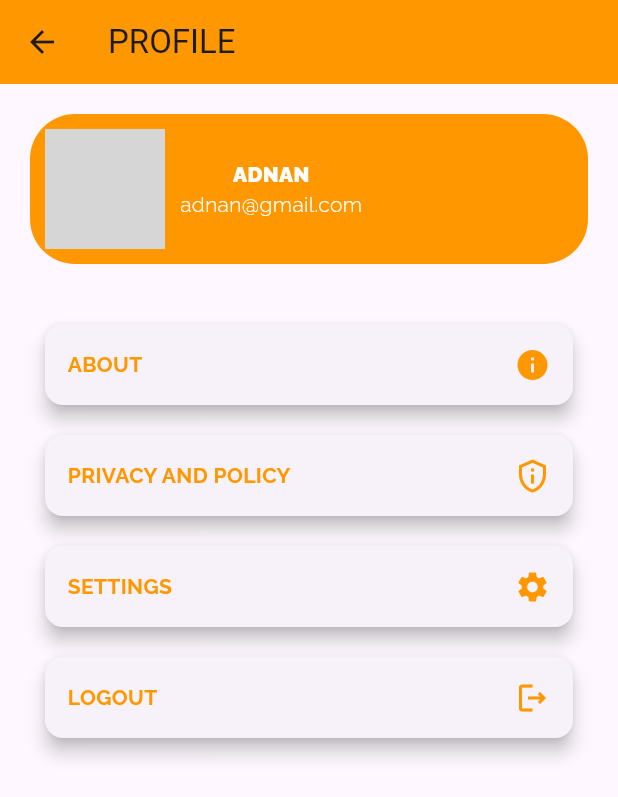
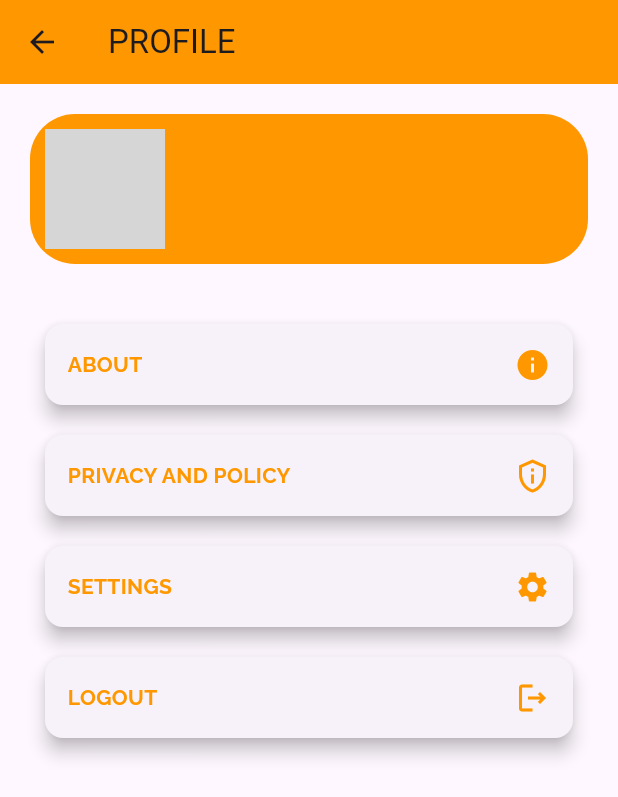
Before and after one commit to adnan-vk/Book_App_Api, a Flutter app: the Profile screen opened directly, on a phone screen of 412 x 824 dp. Shown: the top 797 px of the screen. Run offline on Flutter 3.47's test engine with Material 3 defaults, Android fonts, the phone set to English and light mode, and no system bars; our stand-ins replace dio, google_fonts, persistent_bottom_nav_bar, shared_preferences; accounts and stored records are empty; network calls fail; grey boxes are pictures that could not be loaded.

Commit message:
widgets created

```diff
--- a/lib/theme/app_colors.dart
+++ b/lib/theme/app_colors.dart
@@ -1,3 +1,6 @@
+import 'package:flutter/material.dart';
+
 class AppColors {
-
+  final orange = Colors.orange;
+  final white = Colors.white;
 }
--- a/lib/view/profile/profile.dart
+++ b/lib/view/profile/profile.dart
@@ -1,7 +1,9 @@
 // ignore_for_file: use_build_context_synchronously
 
 import 'package:flutter/material.dart';
+import 'package:project/view/details/details.dart';
 import 'package:project/view/login/login_screen.dart';
+import 'package:project/widgets/widgets.dart';
 import 'package:shared_preferences/shared_preferences.dart';
 
 class Profile extends StatelessWidget {
@@ -23,27 +25,25 @@ class Profile extends StatelessWidget {
               decoration: BoxDecoration(
                   borderRadius: BorderRadius.circular(30),
                   color: Colors.orange),
-              child: const Row(
+              child: Row(
                 children: [
-                  CircleAvatar(
+                  const CircleAvatar(
                     backgroundImage: AssetImage('assets/images/logo.jpg'),
                     radius: 40,
                   ),
-                  SizedBox(
+                  const SizedBox(
                     width: 10,
                   ),
                   Column(
                     children: [
-                      Text(
-                        "ADNAN",
-                        style: TextStyle(
-                            color: Colors.white, fontWeight: FontWeight.w900),
-                      ),
-                      Text(
-                        "adnan@gmail.com",
-                        style: TextStyle(
-                            color: Colors.white, fontWeight: FontWeight.w300),
-                      ),
+                      text(
+                          data: "ADNAN",
+                          color: appcolor.orange,
+                          weight: FontWeight.w900),
+                      text(
+                          data: "adnan@gmail.com",
+                          color: appcolor.orange,
+                          weight: FontWeight.w300),
                     ],
                   )
                 ],
@@ -52,20 +52,19 @@ class Profile extends StatelessWidget {
             const SizedBox(
               height: 30,
             ),
-            const Card(
-              margin: EdgeInsets.all(10),
+            Card(
+              margin: const EdgeInsets.all(10),
               elevation: 5,
               child: Padding(
-                padding: EdgeInsets.all(15),
+                padding: const EdgeInsets.all(15),
                 child: Row(
                   mainAxisAlignment: MainAxisAlignment.spaceBetween,
                   children: [
-                    Text(
-                      "ABOUT",
-                      style: TextStyle(
-                          color: Colors.orange, fontWeight: FontWeight.bold),
-                    ),
-                    Icon(
+                    text(
+                        data: "ABOUT",
+                        color: appcolor.orange,
+                        weight: FontWeight.bold),
+                    const Icon(
                       Icons.info,
                       color: Colors.orange,
                     )
@@ -73,20 +72,19 @@ class Profile extends StatelessWidget {
                 ),
               ),
             ),
-            const Card(
+            Card(
               elevation: 5,
-              margin: EdgeInsets.all(10),
+              margin: const EdgeInsets.all(10),
               child: Padding(
-                padding: EdgeInsets.all(15),
+                padding: const EdgeInsets.all(15),
                 child: Row(
                   mainAxisAlignment: MainAxisAlignment.spaceBetween,
                   children: [
-                    Text(
-                      "PRIVACY AND POLICY",
-                      style: TextStyle(
-                          color: Colors.orange, fontWeight: FontWeight.bold),
-                    ),
-                    Icon(
+                    text(
+                        data: "PRIVACY AND POLICY",
+                        color: appcolor.orange,
+                        weight: FontWeight.bold),
+                    const Icon(
                       Icons.privacy_tip_outlined,
                       color: Colors.orange,
                     )
@@ -94,20 +92,19 @@ class Profile extends StatelessWidget {
                 ),
               ),
             ),
-            const Card(
+            Card(
               elevation: 5,
-              margin: EdgeInsets.all(10),
+              margin: const EdgeInsets.all(10),
               child: Padding(
-                padding: EdgeInsets.all(15),
+                padding: const EdgeInsets.all(15),
                 child: Row(
                   mainAxisAlignment: MainAxisAlignment.spaceBetween,
                   children: [
-                    Text(
-                      "SETTINGS",
-                      style: TextStyle(
-                          color: Colors.orange, fontWeight: FontWeight.bold),
-                    ),
-                    Icon(
+                    text(
+                        data: "SETTINGS",
+                        color: appcolor.orange,
+                        weight: FontWeight.bold),
+                    const Icon(
                       Icons.settings,
                       color: Colors.orange,
                     )
@@ -125,20 +122,19 @@ class Profile extends StatelessWidget {
                       builder: (context) => LoginScreen(),
                     ));
               },
-              child: const Card(
+              child: Card(
                 elevation: 5,
-                margin: EdgeInsets.all(10),
+                margin: const EdgeInsets.all(10),
                 child: Padding(
-                  padding: EdgeInsets.all(15),
+                  padding: const EdgeInsets.all(15),
                   child: Row(
                     mainAxisAlignment: MainAxisAlignment.spaceBetween,
                     children: [
-                      Text(
-                        "LOGOUT",
-                        style: TextStyle(
-                            color: Colors.orange, fontWeight: FontWeight.bold),
-                      ),
-                      Icon(
+                      text(
+                          data: "LOGOUT",
+                          color: appcolor.orange,
+                          weight: FontWeight.bold),
+                      const Icon(
                         Icons.logout_outlined,
                         color: Colors.orange,
                       )
--- /dev/null
+++ b/lib/widgets/widgets.dart
@@ -0,0 +1,24 @@
+import 'package:flutter/material.dart';
+
+textformfield({controller, labeltext, onchange}) {
+  return TextFormField(
+    controller: controller,
+    decoration: InputDecoration(
+      border: OutlineInputBorder(borderRadius: BorderRadius.circular(20)),
+      labelText: labeltext,
+    ),
+    onChanged: onchange,
+  );
+}
+
+text({data, color, backgroundcolor, weight, size, align}) {
+  return Text(
+    data,
+    style: TextStyle(
+        color: color,
+        backgroundColor: backgroundcolor,
+        fontWeight: weight,
+        fontSize: size),
+    textAlign: align,
+  );
+}
```
Also changed, not shown: lib/view/details/details.dart (+28 -33 lines), lib/view/home/home_page.dart (+53 -69 lines), lib/view/login/login_screen.dart (+20 -38 lines), lib/view/signup/signup.dart (+23 -40 lines), lib/view/welcome/welcome.dart (+22 -28 lines).
